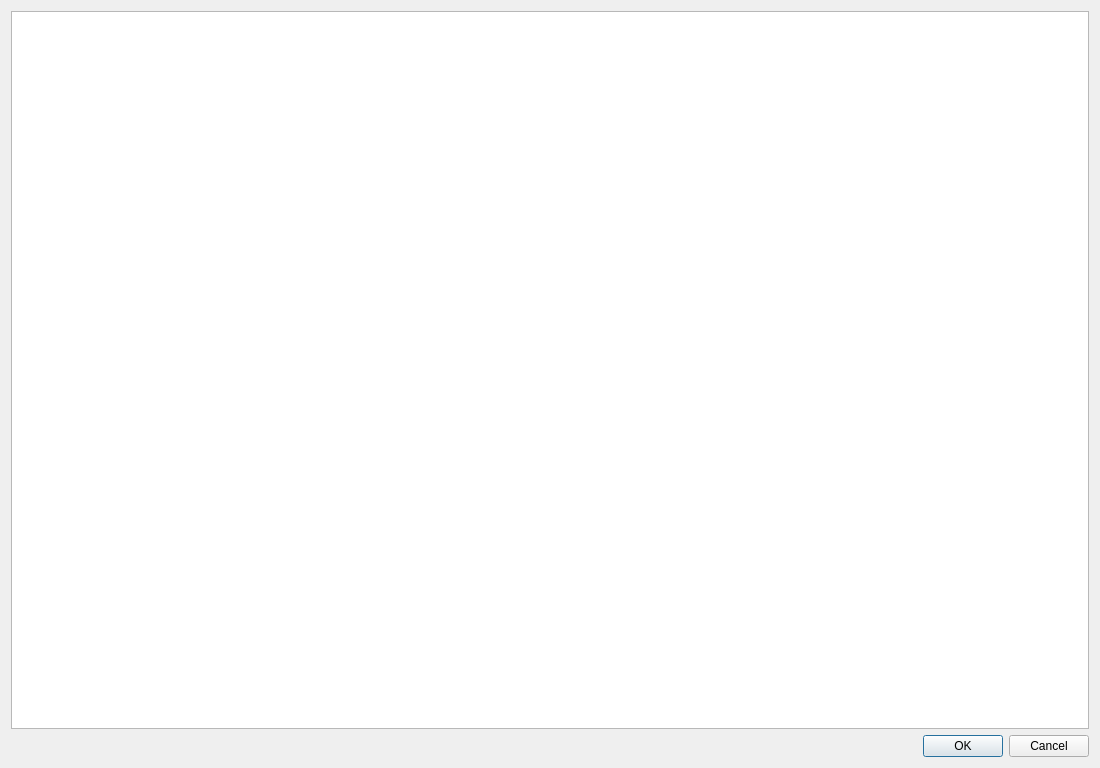
First picture: the form in dsvedit/tileset_chooser.ui, repository LagoLunatic/DSVEdit, before the edit.
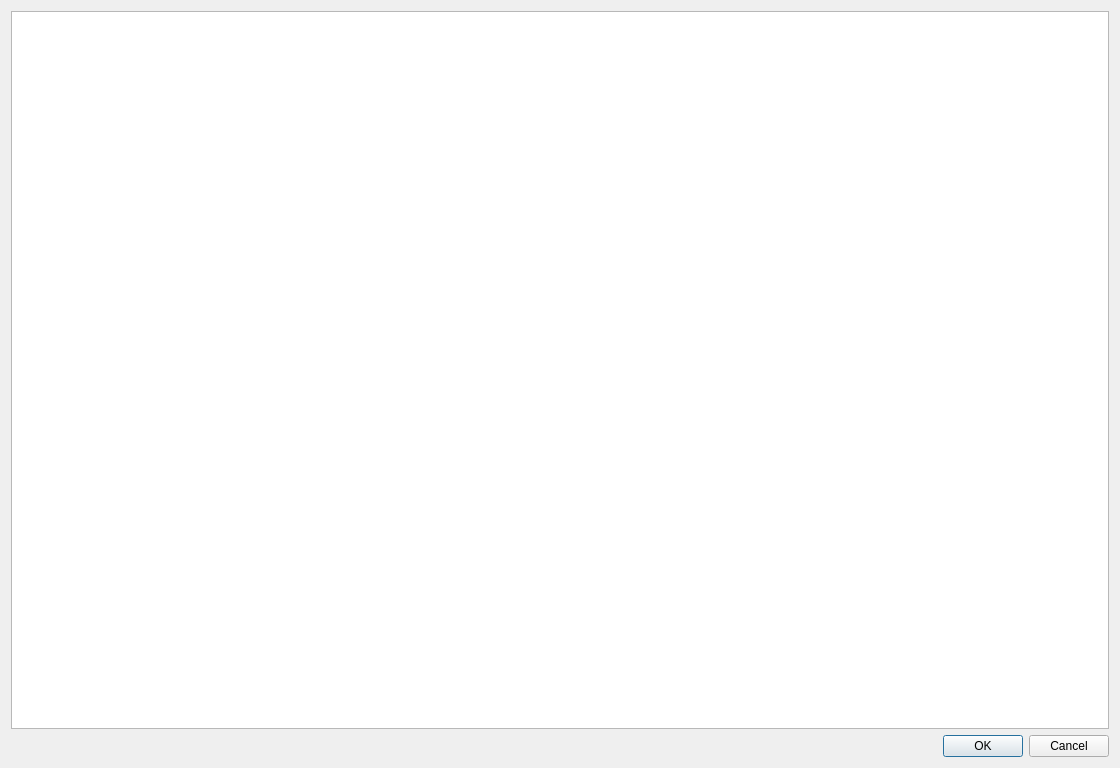
Second picture: the form after the edit.

Diff of the .ui file:
```diff
--- a/dsvedit/tileset_chooser.ui
+++ b/dsvedit/tileset_chooser.ui
@@ -6,7 +6,7 @@
    <rect>
     <x>0</x>
     <y>0</y>
-    <width>1100</width>
+    <width>1120</width>
     <height>768</height>
    </rect>
   </property>
```
